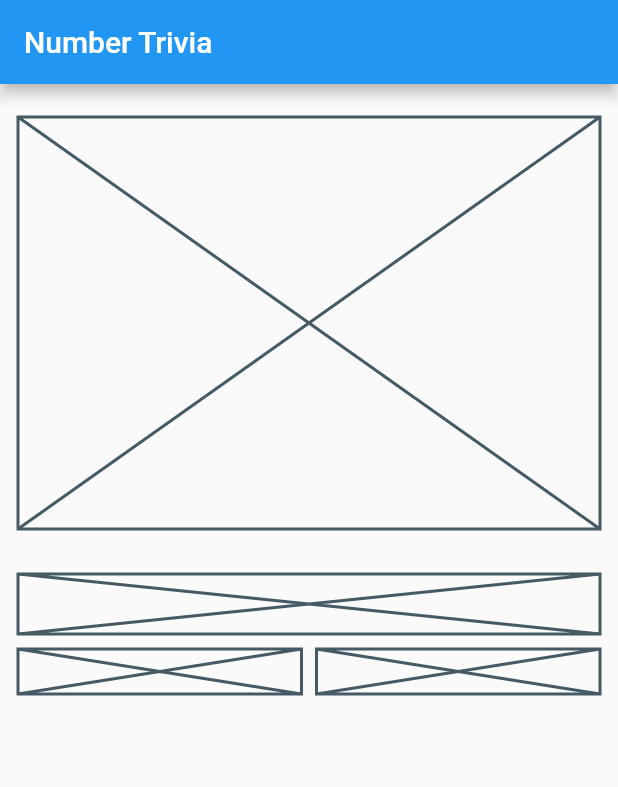
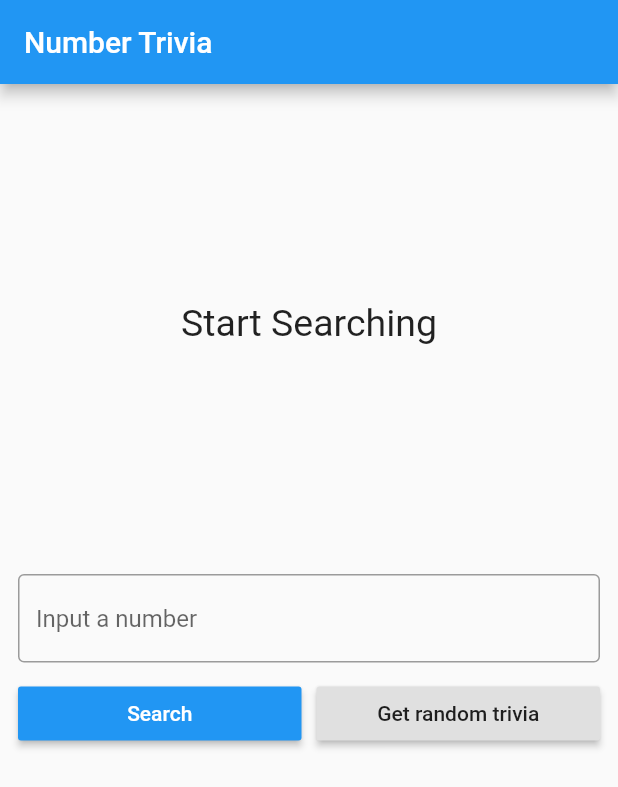
Before and after one commit to dkdkdinesh000/number_trivia_tdd, a Flutter app: the screen it shows after launch, on a phone screen of 412 x 824 dp. Shown: the top 787 px of the screen. Run offline on Flutter 3.47's test engine with Material 2 defaults, Android fonts, the phone set to English and light mode, and no system bars; our stand-ins replace bloc, dartz, equatable, flutter_bloc, get_it, internet_connection_checker and 1 more.

Commit message:
number trivia page was implmented

```diff
--- a/lib/features/number_trivia/presentation/pages/number_trivia_page.dart
+++ b/lib/features/number_trivia/presentation/pages/number_trivia_page.dart
@@ -1,5 +1,6 @@
 import 'package:flutter/material.dart';
 import 'package:flutter_bloc/flutter_bloc.dart';
+import 'package:number_trivia_tdd/features/number_trivia/domain/entities/number_trivia.dart';
 import 'package:number_trivia_tdd/features/number_trivia/presentation/bloc/number_trivia_bloc.dart';
 
 import '../../../../injection_container.dart';
@@ -13,7 +14,7 @@ class NumberTriviaPage extends StatelessWidget {
       appBar: AppBar(
         title: const Text('Number Trivia'),
       ),
-      body: buildBody(context),
+      body: SingleChildScrollView(child: buildBody(context)),
     );
   }
 
@@ -29,7 +30,15 @@ class NumberTriviaPage extends StatelessWidget {
             ),
             BlocBuilder<NumberTriviaBloc, NumberTriviaState>(
               builder: (context, state) {
-                if (state is Empty) {}
+                if (state is Empty) {
+                  return const MessageDisplay(message: "Start Searching");
+                } else if (state is Error) {
+                  return MessageDisplay(message: state.message);
+                } else if (state is Loaded) {
+                  return TriviaDisplay(numberTrivia: state.trivia);
+                } else if (state is Loading) {
+                  return const LoadingWidget();
+                }
                 return SizedBox(
                   height: MediaQuery.of(context).size.height / 3,
                   child: const Placeholder(),
@@ -42,36 +51,152 @@ class NumberTriviaPage extends StatelessWidget {
             const SizedBox(
               height: 20,
             ),
-            Column(
-              children: [
-                const Placeholder(
-                  fallbackHeight: 40,
-                ),
-                const SizedBox(
-                  height: 10,
-                ),
-                Row(
-                  children: const [
-                    Expanded(
-                      child: Placeholder(
-                        fallbackHeight: 30,
-                      ),
-                    ),
-                    SizedBox(
-                      width: 10,
-                    ),
-                    Expanded(
-                      child: Placeholder(
-                        fallbackHeight: 30,
-                      ),
-                    ),
-                  ],
-                )
-              ],
-            )
+            const TriviaControls()
           ],
         ),
       ),
     );
   }
 }
+
+class MessageDisplay extends StatelessWidget {
+  final String message;
+  const MessageDisplay({Key? key, required this.message}) : super(key: key);
+
+  @override
+  Widget build(BuildContext context) {
+    return SizedBox(
+      height: MediaQuery.of(context).size.height / 3,
+      child: Center(
+        child: SingleChildScrollView(
+          child: Text(
+            message,
+            style: const TextStyle(fontSize: 25),
+            textAlign: TextAlign.center,
+          ),
+        ),
+      ),
+    );
+  }
+}
+
+class LoadingWidget extends StatelessWidget {
+  const LoadingWidget({
+    Key? key,
+  }) : super(key: key);
+
+  @override
+  Widget build(BuildContext context) {
+    return SizedBox(
+      height: MediaQuery.of(context).size.height / 3,
+      child: const Center(child: CircularProgressIndicator()),
+    );
+  }
+}
+
+class TriviaDisplay extends StatelessWidget {
+  final NumberTrivia numberTrivia;
+
+  const TriviaDisplay({
+    Key? key,
+    required this.numberTrivia,
+  })  : assert(numberTrivia != null),
+        super(key: key);
+
+  @override
+  Widget build(BuildContext context) {
+    return SizedBox(
+      height: MediaQuery.of(context).size.height / 3,
+      child: Column(
+        children: <Widget>[
+          // Fixed size, doesn't scroll
+          Text(
+            numberTrivia.number.toString(),
+            style: const TextStyle(
+              fontSize: 50,
+              fontWeight: FontWeight.bold,
+            ),
+          ),
+          // Expanded makes it fill in all the remaining space
+          Expanded(
+            child: Center(
+              // Only the trivia "message" part will be scrollable
+              child: SingleChildScrollView(
+                child: Text(
+                  numberTrivia.text,
+                  style: const TextStyle(fontSize: 25),
+                  textAlign: TextAlign.center,
+                ),
+              ),
+            ),
+          )
+        ],
+      ),
+    );
+  }
+}
+
+class TriviaControls extends StatefulWidget {
+  const TriviaControls({Key? key}) : super(key: key);
+
+  @override
+  State<TriviaControls> createState() => _TriviaControlsState();
+}
+
+class _TriviaControlsState extends State<TriviaControls> {
+  final controller = TextEditingController();
+  String? inputStr;
+  @override
+  Widget build(BuildContext context) {
+    return Column(
+      children: <Widget>[
+        TextField(
+          controller: controller,
+          keyboardType: TextInputType.number,
+          decoration: const InputDecoration(
+            border: OutlineInputBorder(),
+            hintText: 'Input a number',
+          ),
+          onChanged: (value) {
+            inputStr = value;
+          },
+          onSubmitted: (_) {
+            dispatchConcrete();
+          },
+        ),
+        const SizedBox(height: 10),
+        Row(
+          children: <Widget>[
+            Expanded(
+              child: RaisedButton(
+                child: Text('Search'),
+                color: Theme.of(context).accentColor,
+                textTheme: ButtonTextTheme.primary,
+                onPressed: dispatchConcrete,
+              ),
+            ),
+            const SizedBox(width: 10),
+            Expanded(
+              child: RaisedButton(
+                child: Text('Get random trivia'),
+                onPressed: dispatchRandom,
+              ),
+            ),
+          ],
+        )
+      ],
+    );
+  }
+
+  void dispatchConcrete() {
+    // Clearing the TextField to prepare it for the next inputted number
+    controller.clear();
+    BlocProvider.of<NumberTriviaBloc>(context)
+        .add(GetTriviaForConcreteNumber(inputStr ?? ""));
+  }
+
+  void dispatchRandom() {
+    controller.clear();
+    BlocProvider.of<NumberTriviaBloc>(context).add(GetTriviaForRandomNumber());
+  }
+}
```
